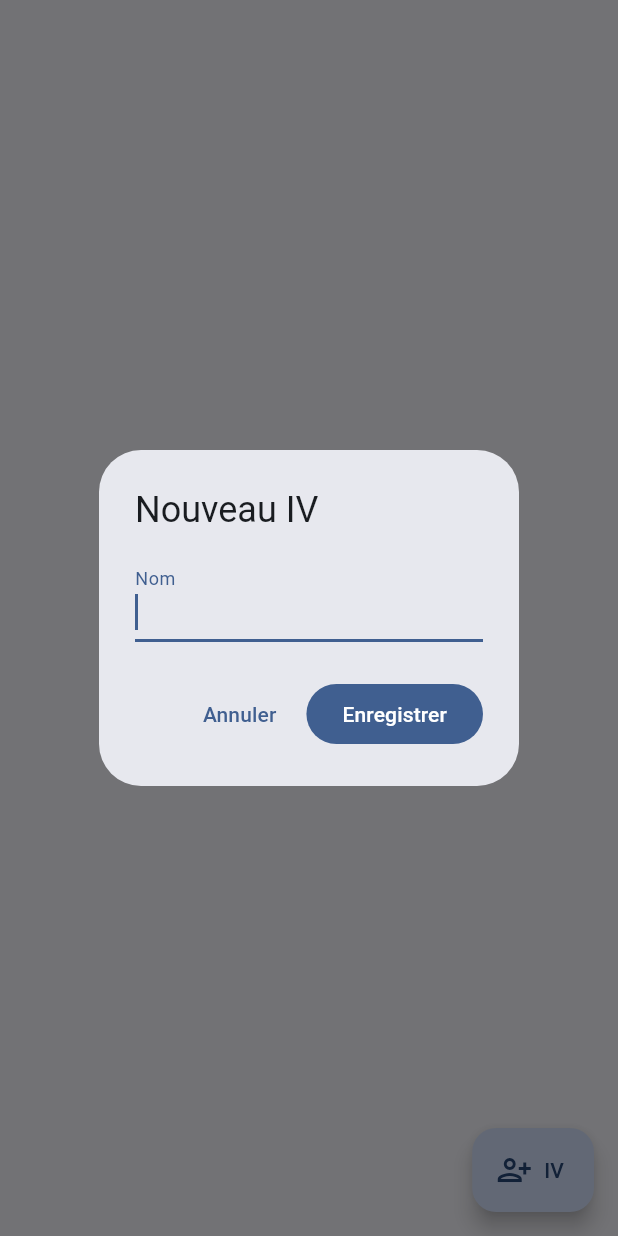
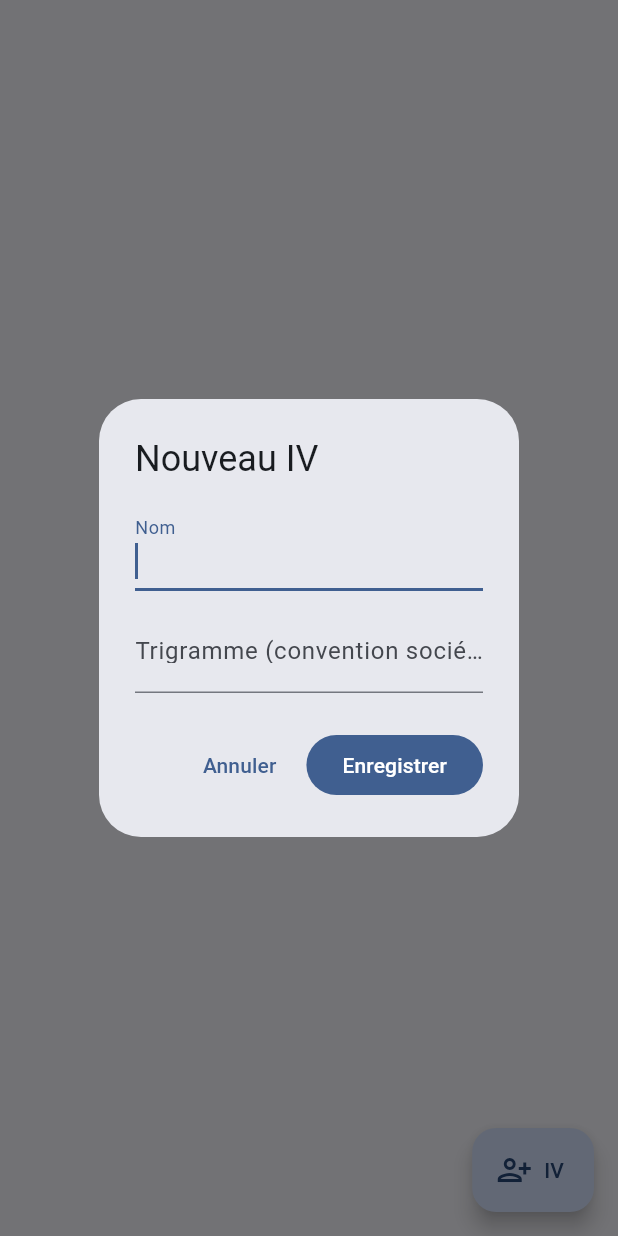
Before and after one commit to CharlieG42/Sebae, a Flutter app: the _IvTab screen opened directly, after a tap on "IV", on a phone screen of 412 x 824 dp. Run offline on Flutter 3.47's test engine with Material 3 defaults, Android fonts, the phone set to English and light mode, and no system bars; our stand-ins replace fl_chart, hive, hive_flutter; accounts and stored records are empty.

Commit message:
feat: fix references entites partagees + option Tous + trigramme IV
- fix: les entites partagees sont stockees avec leur UUID comme cle Hive ; resolution par scan des valeurs (les anciennes donnees creees via box.add restent lisibles)
- Sales Plan : option Tous disponible sur les 3 axes (IV, groupe, type) ; lignes globales affichees dans une section Tous
- IV : ajout du trigramme (convention societe), affiche dans les listes, le dashboard et les libelles
- plan/actions : stockage par id, actionOf() robuste

```diff
--- a/lib/data/data_home.dart
+++ b/lib/data/data_home.dart
@@ -11,6 +11,10 @@ import '../shared/models/iv.dart';
 ///
 /// Les entités définies ici (IV, groupes et types de clients) sont communes
 /// à tous les modules Sebae et, à terme, aux outils intégrés comme WUECT.
+///
+/// Convention importante : les entités sont stockées avec leur UUID comme
+/// clé Hive (`box.put(id, ...)`), jamais avec la clé auto-incrémentée,
+/// afin que les références croisées (Sales Plan, actions...) fonctionnent.
 class DataHome extends StatelessWidget {
   const DataHome({super.key});
 
@@ -69,9 +73,13 @@ class _IvTab extends StatelessWidget {
             children: [
               for (final iv in items)
                 ListTile(
-                  leading: CircleAvatar(child: Text(iv.name.isNotEmpty ? iv.name[0] : '?')),
+                  leading: CircleAvatar(child: Text(iv.shortLabel)),
                   title: Text(iv.name),
-                  subtitle: Text(iv.active ? 'Actif' : 'Inactif'),
+                  subtitle: Text(
+                    iv.trigram.isEmpty
+                        ? (iv.active ? 'Actif' : 'Inactif')
+                        : 'Trigramme : ${iv.trigram} - ${iv.active ? 'Actif' : 'Inactif'}',
+                  ),
                   trailing: Row(
                     mainAxisSize: MainAxisSize.min,
                     children: [
@@ -104,15 +112,32 @@ class _IvTab extends StatelessWidget {
 Future<void> showIvDialog(BuildContext context, {Iv? iv}) async {
   const uuid = Uuid();
   final box = Hive.box<Iv>(BoxNames.ivs);
-  final controller = TextEditingController(text: iv?.name ?? '');
+  final nameController = TextEditingController(text: iv?.name ?? '');
+  final trigramController = TextEditingController(text: iv?.trigram ?? '');
   final confirmed = await showDialog<bool>(
     context: context,
     builder: (dialogContext) => AlertDialog(
       title: Text(iv == null ? 'Nouveau IV' : 'Modifier l\'IV'),
-      content: TextField(
-        controller: controller,
-        autofocus: true,
-        decoration: const InputDecoration(labelText: 'Nom'),
+      content: Column(
+        mainAxisSize: MainAxisSize.min,
+        children: [
+          TextField(
+            controller: nameController,
+            autofocus: true,
+            decoration: const InputDecoration(labelText: 'Nom'),
+          ),
+          const SizedBox(height: 12),
+          TextField(
+            controller: trigramController,
+            maxLength: 3,
+            textCapitalization: TextCapitalization.characters,
+            decoration: const InputDecoration(
+              labelText: 'Trigramme (convention société)',
+              hintText: 'ex. DBA',
+              counterText: '',
+            ),
+          ),
+        ],
       ),
       actions: [
         TextButton(
@@ -126,15 +151,23 @@ Future<void> showIvDialog(BuildContext context, {Iv? iv}) async {
       ],
     ),
   );
-  if (confirmed == true && controller.text.trim().isNotEmpty) {
+  if (confirmed == true && nameController.text.trim().isNotEmpty) {
+    final trigram = trigramController.text.trim().toUpperCase();
     if (iv == null) {
-      await box.add(Iv(id: uuid.v4(), name: controller.text.trim()));
+      final newIv = Iv(
+        id: uuid.v4(),
+        name: nameController.text.trim(),
+        trigram: trigram,
+      );
+      await box.put(newIv.id, newIv);
     } else {
-      iv.name = controller.text.trim();
+      iv.name = nameController.text.trim();
+      iv.trigram = trigram;
       await iv.save();
     }
   }
-  controller.dispose();
+  nameController.dispose();
+  trigramController.dispose();
 }
 
 // ---------------------------------------------------------- Groupes clients ---
@@ -226,11 +259,12 @@ Future<void> showClientGroupDialog(BuildContext context, {ClientGroup? group}) a
   );
   if (confirmed == true && nameController.text.trim().isNotEmpty) {
     if (group == null) {
-      await box.add(ClientGroup(
+      final newGroup = ClientGroup(
         id: uuid.v4(),
         name: nameController.text.trim(),
         description: descController.text.trim(),
-      ));
+      );
+      await box.put(newGroup.id, newGroup);
     } else {
       group.name = nameController.text.trim();
       group.description = descController.text.trim();
@@ -318,7 +352,8 @@ Future<void> showClientTypeDialog(BuildContext context, {ClientType? type}) asyn
   );
   if (confirmed == true && controller.text.trim().isNotEmpty) {
     if (type == null) {
-      await box.add(ClientType(id: uuid.v4(), name: controller.text.trim()));
+      final newType = ClientType(id: uuid.v4(), name: controller.text.trim());
+      await box.put(newType.id, newType);
     } else {
       type.name = controller.text.trim();
       await type.save();
--- a/lib/shared/models/iv.dart
+++ b/lib/shared/models/iv.dart
@@ -4,9 +4,12 @@ part 'iv.g.dart';
 
 /// Ingénieur des Ventes (IV).
 ///
-/// Entite partagée : employee(e) de l'équipe commerciale. Les données des IV
-/// sont stockees dans la box `shared_ivs` et sont accessibles à tous les
+/// Entité partagée : employé(e) de l'équipe commerciale. Les données des IV
+/// sont stockées dans la box `shared_ivs` et sont accessibles à tous les
 /// modules Sebae (SSDM, WUECT à venir...).
+///
+/// Le [id] (UUID) sert de clé Hive : les autres entités référencent les IV
+/// par cet id, jamais par la clé auto-incrémentée de la box.
 @HiveType(typeId: 1)
 class Iv extends HiveObject {
   @HiveField(0)
@@ -15,12 +18,21 @@ class Iv extends HiveObject {
   @HiveField(1)
   String name;
 
+  /// Trigramme société (ex. "DBA"). Convention interne WildZimut.
+  @HiveField(3)
+  String trigram;
+
   @HiveField(2)
   bool active;
 
   Iv({
     required this.id,
     required this.name,
+    this.trigram = '',
     this.active = true,
   });
+
+  /// Libellé court pour les listes : trigramme si défini, sinon initiale.
+  String get shortLabel =>
+      trigram.isNotEmpty ? trigram : (name.isNotEmpty ? name[0] : '?');
 }
```
Also changed, not shown: lib/modules/ssdm/services/ssdm_service.dart (+69 -10 lines), lib/modules/ssdm/views/action_detail_view.dart (+4 -9 lines), lib/modules/ssdm/views/dashboard_view.dart (+4 -9 lines), lib/modules/ssdm/views/plan_view.dart (+36 -12 lines).
